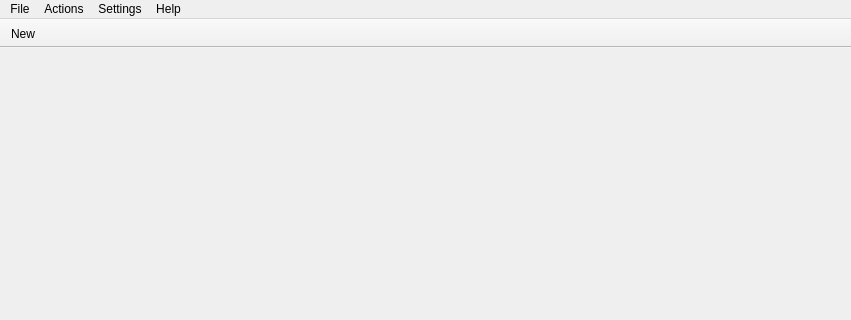
Qt form ui/UI_GeneratorMainWindow.ui (amit-gp/Question-paper-generator) before a commit; both pictures show x 0 to 851 and y 0 to 320 of the 851 by 617 pixel window.
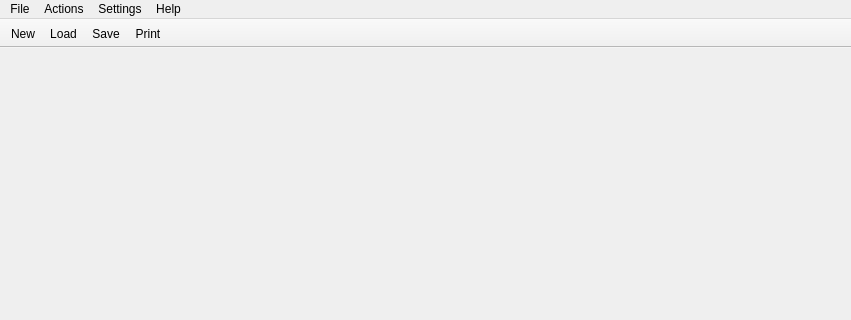
The same form after that commit. Icons and pictures are not drawn.

The edit to the form file:
```diff
--- a/ui/UI_GeneratorMainWindow.ui
+++ b/ui/UI_GeneratorMainWindow.ui
@@ -13,6 +13,21 @@
   <property name="windowTitle">
    <string>Question Paper Generator</string>
   </property>
+  <property name="iconSize">
+   <size>
+    <width>22</width>
+    <height>22</height>
+   </size>
+  </property>
+  <property name="toolButtonStyle">
+   <enum>Qt::ToolButtonFollowStyle</enum>
+  </property>
+  <property name="documentMode">
+   <bool>false</bool>
+  </property>
+  <property name="tabShape">
+   <enum>QTabWidget::Rounded</enum>
+  </property>
   <widget class="QWidget" name="centralwidget"/>
   <widget class="QMenuBar" name="menubar">
    <property name="geometry">
@@ -66,13 +81,19 @@
    <property name="movable">
     <bool>false</bool>
    </property>
+   <property name="toolButtonStyle">
+    <enum>Qt::ToolButtonIconOnly</enum>
+   </property>
    <attribute name="toolBarArea">
     <enum>TopToolBarArea</enum>
    </attribute>
    <attribute name="toolBarBreak">
-    <bool>true</bool>
+    <bool>false</bool>
    </attribute>
    <addaction name="actionNew_QP"/>
+   <addaction name="actionLoad_QP"/>
+   <addaction name="actionSave_QP"/>
+   <addaction name="actionPrint"/>
   </widget>
   <action name="actionNew_QP">
    <property name="icon">
@@ -123,6 +144,15 @@
     <string>Preferences</string>
    </property>
   </action>
+  <action name="actionPrint">
+   <property name="icon">
+    <iconset resource="resources/icons.qrc">
+     <normaloff>:/icons/print_qp.png</normaloff>:/icons/print_qp.png</iconset>
+   </property>
+   <property name="text">
+    <string>Print</string>
+   </property>
+  </action>
  </widget>
  <resources>
   <include location="resources/icons.qrc"/>
```
Left out of the diff: 9 changed lines with no effect on the pictures.
